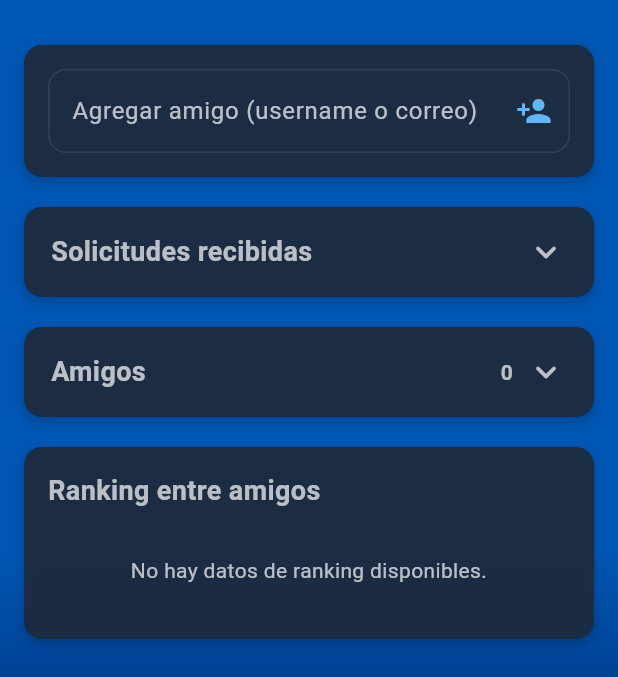
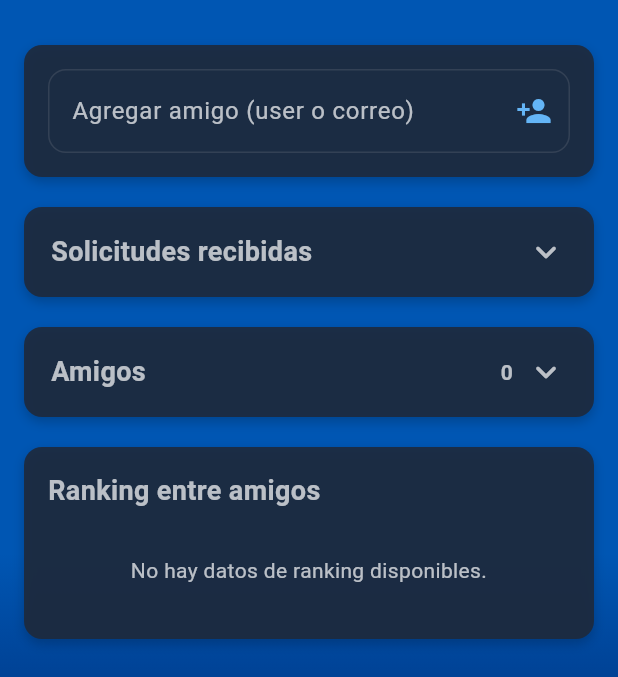
Before and after one commit to xProSergi/RollerManiac, a Flutter app: the screen it shows once a user with an empty profile is signed in, item 3 of the bottom bar chosen, on a phone screen of 412 x 824 dp, the part 63-740 px from its top. Run offline on Flutter 3.47's test engine with Material 3 defaults, Android fonts, the phone set to English and light mode, and no system bars; our stand-ins replace cloud_firestore, firebase_auth, firebase_core, font_awesome_flutter, get_it, google_fonts and 1 more; accounts and stored records are empty; network calls fail.

Commit message:
Corrección de fallos

```diff
--- a/lib/features/social/presentation/widgets/agregar_amigo.dart
+++ b/lib/features/social/presentation/widgets/agregar_amigo.dart
@@ -34,7 +34,7 @@ class _AgregarAmigoState extends State<AgregarAmigo> {
       decoration: InputDecoration(
         filled: true,
         fillColor: widget.cardColor, // This color applies to the TextField background
-        labelText: 'Agregar amigo (username o correo)',
+        labelText: 'Agregar amigo (user o correo)',
         labelStyle: TextStyle(color: widget.lightTextColor),
         suffixIcon: _isLoading
             ? Padding(
```
